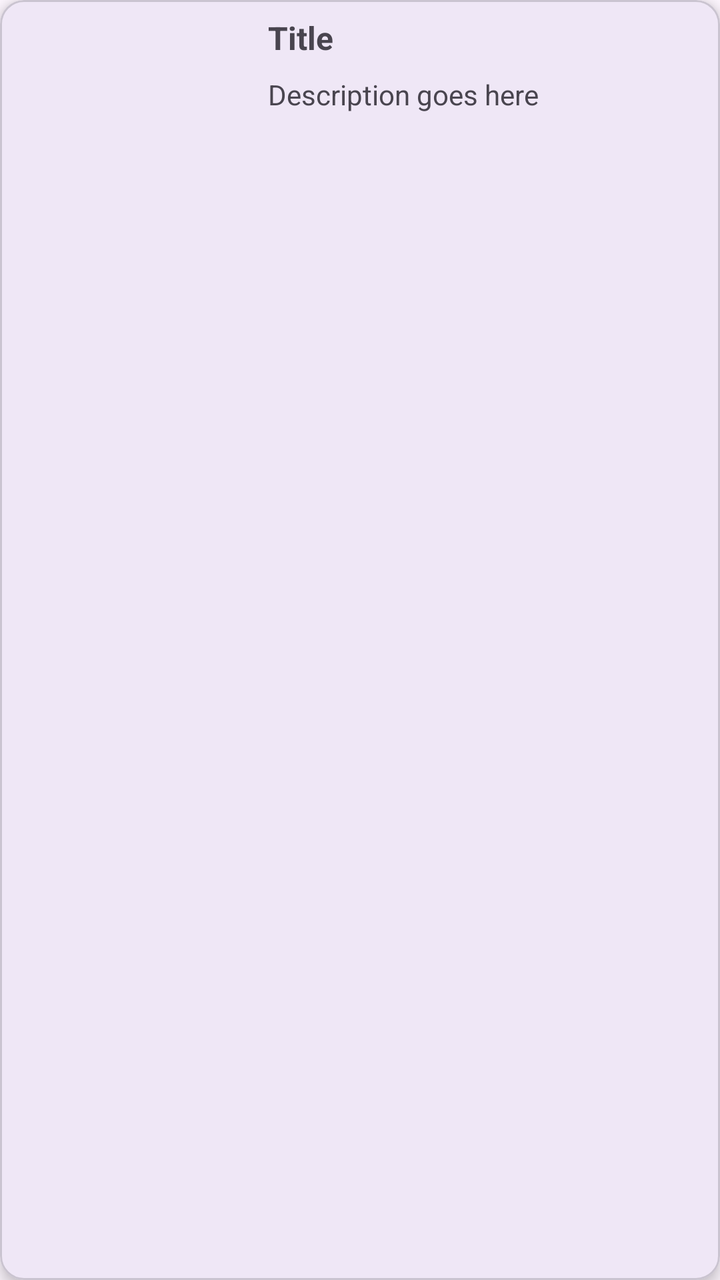
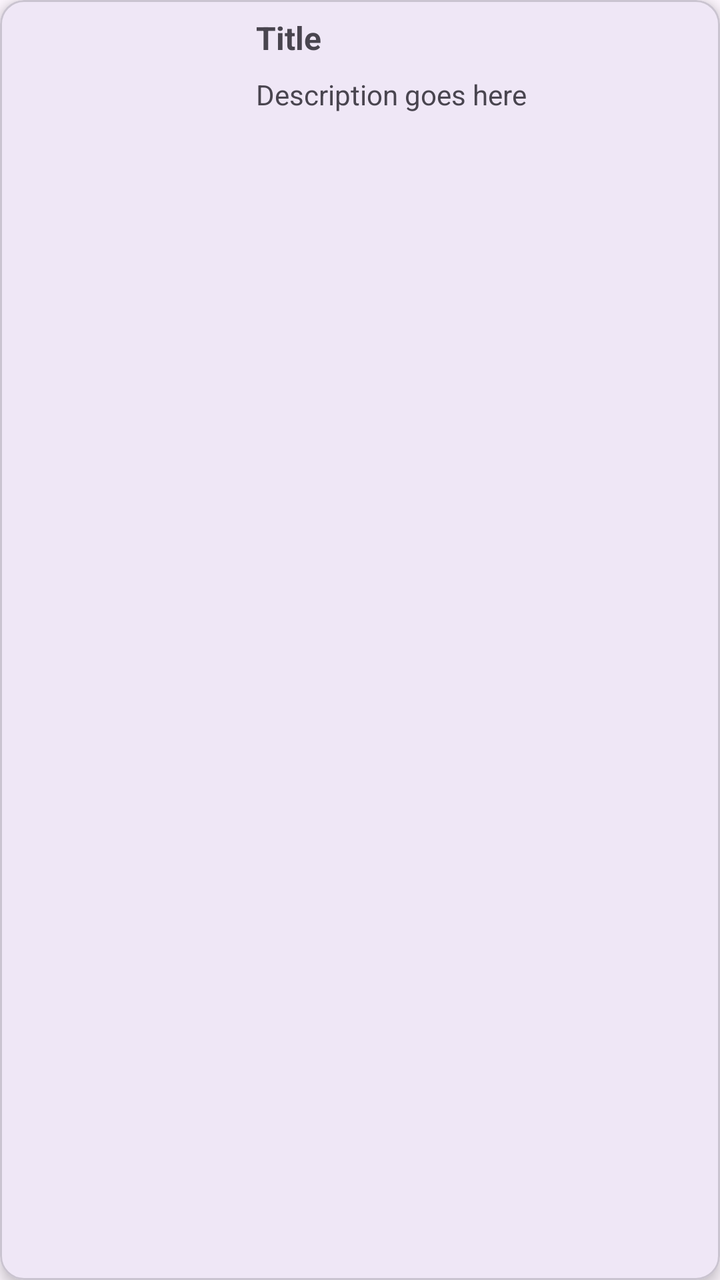

An Android layout rendered at two revisions. The XML below is the earlier revision; the diff shows what the commit changed to produce the second picture.
<!-- AndroidManifest.xml: application theme Theme.Caderno_de_filmess -->
<!-- res/layout/horizontal_movie_card.xml -->
<com.google.android.material.card.MaterialCardView xmlns:android="http://schemas.android.com/apk/res/android"
    xmlns:app="http://schemas.android.com/apk/res-auto"
    android:layout_width="match_parent"
    android:layout_height="wrap_content"
    android:layout_margin="8dp"
    app:cardCornerRadius="12dp"
    app:cardElevation="4dp"
    app:strokeWidth="1dp">

    <androidx.constraintlayout.widget.ConstraintLayout xmlns:android="http://schemas.android.com/apk/res/android"
        xmlns:app="http://schemas.android.com/apk/res-auto"
        android:layout_width="match_parent"
        android:layout_height="120dp">

        <ImageView
            android:id="@+id/bannerImage"
            android:layout_width="0dp"
            android:layout_height="0dp"
            android:scaleType="centerCrop"
            app:layout_constraintBottom_toBottomOf="parent"
            app:layout_constraintStart_toStartOf="parent"
            app:layout_constraintTop_toTopOf="parent"
            app:layout_constraintWidth_percent="0.35" />

        <TextView
            android:id="@+id/title"
            android:layout_width="0dp"
            android:layout_height="wrap_content"
            android:padding="8dp"
            android:text="Title"
            android:textSize="16sp"
            android:textStyle="bold"
            app:layout_constraintEnd_toEndOf="parent"
            app:layout_constraintStart_toEndOf="@id/bannerImage"
            app:layout_constraintTop_toTopOf="parent" />

        <TextView
            android:id="@+id/description"
            android:layout_width="0dp"
            android:layout_height="wrap_content"
            android:ellipsize="end"
            android:maxLines="3"
            android:paddingStart="8dp"
            android:paddingEnd="8dp"
            android:text="Description goes here"
            android:textSize="14sp"
            app:layout_constraintEnd_toEndOf="@id/title"
            app:layout_constraintStart_toStartOf="@id/title"
            app:layout_constraintTop_toBottomOf="@id/title" />

    </androidx.constraintlayout.widget.ConstraintLayout>
</com.google.android.material.card.MaterialCardView>
<!-- resources referenced by this layout -->
<resources>
  <style name="Theme.Caderno_de_filmess" parent="Base.Theme.Caderno_de_filmess" />
  <style name="Base.Theme.Caderno_de_filmess" parent="Theme.Material3.DayNight.NoActionBar">
          
          
      </style>
</resources>

<!-- the commit's change to res/layout/horizontal_movie_card.xml (unified diff, before → after) -->
@@ -7,46 +7,41 @@
     app:cardElevation="4dp"
     app:strokeWidth="1dp">
 
-    <androidx.constraintlayout.widget.ConstraintLayout xmlns:android="http://schemas.android.com/apk/res/android"
-        xmlns:app="http://schemas.android.com/apk/res-auto"
+    <RelativeLayout
         android:layout_width="match_parent"
         android:layout_height="120dp">
 
         <ImageView
             android:id="@+id/bannerImage"
-            android:layout_width="0dp"
-            android:layout_height="0dp"
-            android:scaleType="centerCrop"
-            app:layout_constraintBottom_toBottomOf="parent"
-            app:layout_constraintStart_toStartOf="parent"
-            app:layout_constraintTop_toTopOf="parent"
-            app:layout_constraintWidth_percent="0.35" />
+            android:layout_width="120dp"
+            android:layout_height="match_parent"
+            android:layout_alignParentStart="true"
+            android:scaleType="centerCrop" />
 
         <TextView
             android:id="@+id/title"
-            android:layout_width="0dp"
+            android:layout_width="wrap_content"
             android:layout_height="wrap_content"
+            android:layout_alignParentTop="true"
+            android:layout_toEndOf="@id/bannerImage"
             android:padding="8dp"
             android:text="Title"
             android:textSize="16sp"
-            android:textStyle="bold"
-            app:layout_constraintEnd_toEndOf="parent"
-            app:layout_constraintStart_toEndOf="@id/bannerImage"
-            app:layout_constraintTop_toTopOf="parent" />
+            android:textStyle="bold" />
 
         <TextView
             android:id="@+id/description"
-            android:layout_width="0dp"
+            android:layout_width="wrap_content"
             android:layout_height="wrap_content"
+            android:layout_below="@id/title"
+            android:layout_toEndOf="@id/bannerImage"
             android:ellipsize="end"
             android:maxLines="3"
             android:paddingStart="8dp"
             android:paddingEnd="8dp"
             android:text="Description goes here"
-            android:textSize="14sp"
-            app:layout_constraintEnd_toEndOf="@id/title"
-            app:layout_constraintStart_toStartOf="@id/title"
-            app:layout_constraintTop_toBottomOf="@id/title" />
+            android:textSize="14sp" />
 
-    </androidx.constraintlayout.widget.ConstraintLayout>
+    </RelativeLayout>
+
 </com.google.android.material.card.MaterialCardView>
